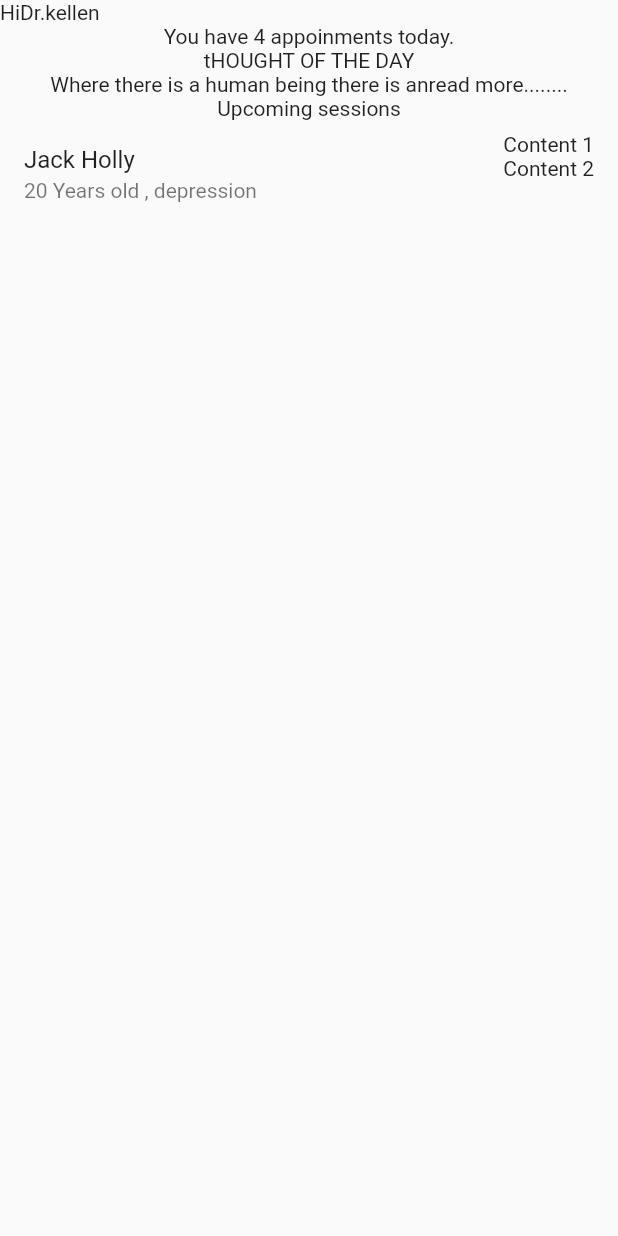
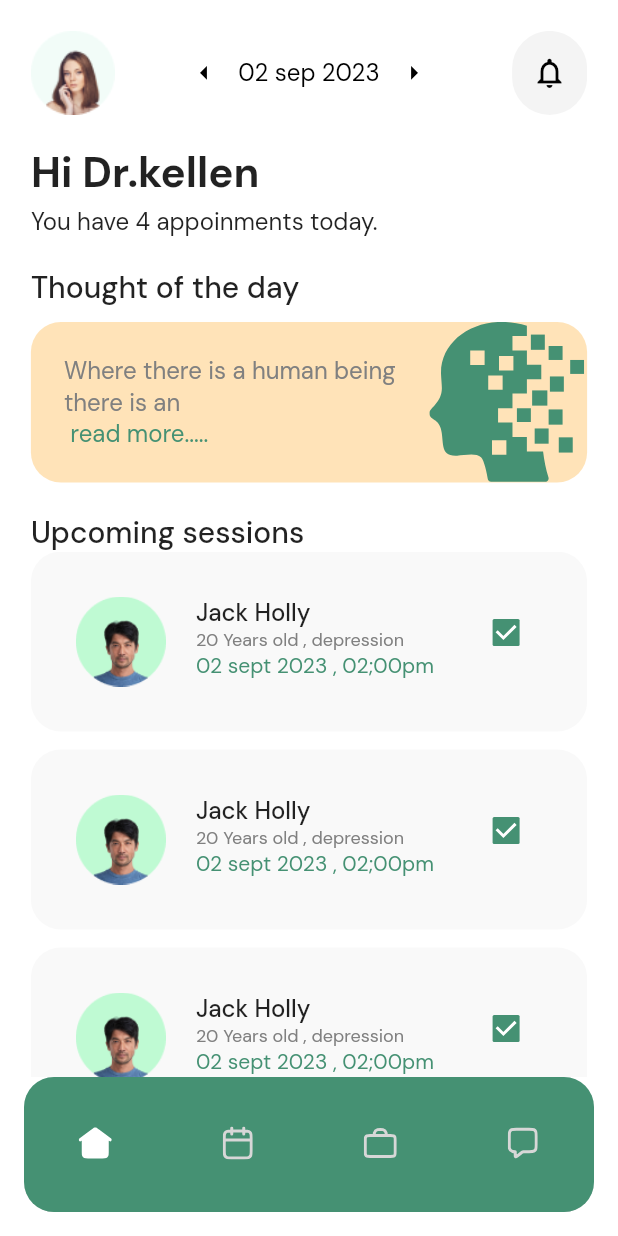
Before and after one commit to NadaAmrr/UI_MentalEdge_Flutter, a Flutter app: the HomeScreen screen opened by its route, on a phone screen of 412 x 824 dp. Run offline on Flutter 3.47's test engine with Material 3 defaults, Android fonts, the phone set to English and light mode, and no system bars; our stand-ins replace flutter_svg.

Commit message:
semi complete main screen

```diff
--- a/lib/main.dart
+++ b/lib/main.dart
@@ -1,5 +1,6 @@
 import 'package:flutter/material.dart';
 import 'package:mentaledge_ui/pages/home.dart';
+import 'package:mentaledge_ui/pages/other/product_screen.dart';
 import 'package:mentaledge_ui/pages/other/splash_screen.dart';
 
 void main() {
@@ -16,10 +17,11 @@ class MyApp extends StatelessWidget {
       theme: ThemeData(
         useMaterial3: false,
       ),
-      initialRoute: SplashScreen.routeName,
+      initialRoute: HomeScreen.routeName,
       routes: {
         HomeScreen.routeName: (context) => const HomeScreen(),
         SplashScreen.routeName: (context) => const SplashScreen(),
+        ProductScreen.routeName: (context) => const ProductScreen(),
       },
     );
   }
--- a/lib/pages/home.dart
+++ b/lib/pages/home.dart
@@ -1,52 +1,75 @@
+import 'package:flutter/material.dart';
+import 'package:flutter_svg/flutter_svg.dart';
+import 'package:mentaledge_ui/pages/tabs/main_tab.dart';
+import 'package:mentaledge_ui/utils/constants.dart';
 
-
-import 'package:flutter/material.dart';
-
-class HomeScreen extends StatelessWidget {
+class HomeScreen extends StatefulWidget {
   static const String routeName = 'home';
   const HomeScreen({super.key});
 
   @override
+  State<HomeScreen> createState() => _HomeScreenState();
+}
+
+class _HomeScreenState extends State<HomeScreen> {
+  int index = 0;
+  @override
   Widget build(BuildContext context) {
-    return Scaffold(
-      body: Column(
-        children: [
-          ///title
-          Row(
-            children: [
-              Text("Hi"),
-              Text("Dr.kellen"),
-            ],
+    return SafeArea(
+      child: Scaffold(
+        backgroundColor: Colors.white,
+        bottomNavigationBar: Container(
+          decoration: BoxDecoration(
+            borderRadius: BorderRadius.circular(20),
           ),
-          ///subtitle
-          Text("You have 4 appoinments today."),
-          ///Head
-          Text("tHOUGHT OF THE DAY"),
-          ///Container
-          Container(
-            child: Wrap(children:[
-              Text("Where there is a human being there is an"),
-              Text("read more........"),
-            ]),
+          height: 90,
+          margin: const EdgeInsets.only(left: 16, right: 16, bottom: 16),
+          child: ClipRRect(
+            borderRadius: BorderRadius.circular(20),
+            child: BottomNavigationBar(
+              type: BottomNavigationBarType.fixed,
+                backgroundColor: Constants.bgMainColor,
+                unselectedItemColor: Constants.icUnSelectColor,
+                selectedItemColor: Constants.bgSecColor,
+                currentIndex: index,
+                onTap: (value) {
+                  index = value;
+                  setState(() {});
+                },
+                showUnselectedLabels: false,
+                showSelectedLabels: false,
+                items: [
+                  BottomNavigationBarItem(
+                      icon: SvgPicture.asset(
+                        '${Constants.svgPath}/ic_home.svg',
+                      ),
+                      label: ""),
+                  BottomNavigationBarItem(
+                      icon: SvgPicture.asset(
+                        '${Constants.svgPath}/ic_calender.svg',
+                      ),
+                      label: ""),
+                  BottomNavigationBarItem(
+                      icon: SvgPicture.asset(
+                        '${Constants.svgPath}/ic_bag.svg',
+                      ),
+                      label: ""),
+                  BottomNavigationBarItem(
+                      icon: SvgPicture.asset(
+                        '${Constants.svgPath}/ic_chat.svg',
+                      ),
+                      label: ""),
+                ]),
           ),
-          ///title of list
-          Text("Upcoming sessions"),
-          ///Listview
-          ListTile(
-            // leading: Image.asset("assets/images/person3.png"),
-            title: Text("Jack Holly"),
-            subtitle: Text("20 Years old , depression"),
-            trailing: Column( // Wrap your content in a Column
-              crossAxisAlignment: CrossAxisAlignment.end, // Align content to the end
-              children: <Widget>[
-                Text('Content 1'),
-                Text('Content 2'),
-                // Add more widgets as needed
-              ],
-            ),
-          )
-        ],
+        ),
+        body: tabs[index],
       ),
     );
   }
+  List<Widget> tabs = [
+    MainTab(),
+    MainTab(),
+    MainTab(),
+    MainTab(),
+  ];
 }
--- /dev/null
+++ b/lib/pages/other/product_screen.dart
@@ -0,0 +1,10 @@
+import 'package:flutter/material.dart';
+class ProductScreen extends StatelessWidget {
+  static const String routeName = 'product';
+  const ProductScreen({super.key});
+
+  @override
+  Widget build(BuildContext context) {
+    return Container();
+  }
+}
--- a/lib/pages/other/splash_screen.dart
+++ b/lib/pages/other/splash_screen.dart
@@ -35,7 +35,7 @@ class SplashScreen extends StatelessWidget {
                     "Mental Edge",
                     style: TextStyle(
                       fontFamily: Constants.fontFamily,
-                      color: Constants.primaryTxtColor,
+                      color: Constants.txtPrimaryColor,
                       fontWeight: Constants.bold,
                       fontSize: Constants.s37,
                     ),
@@ -45,7 +45,7 @@ class SplashScreen extends StatelessWidget {
                     "Healthy life is having a healthy mind so build a healthy mind then the healthy body.",
                     style: TextStyle(
                       fontFamily: Constants.fontFamily,
-                      color: Constants.secTxtColor,
+                      color: Constants.txtSecColor,
                       fontWeight: Constants.regular,
                       fontSize: Constants.s16,
                     ),
@@ -83,7 +83,7 @@ class SplashScreen extends StatelessWidget {
                       decoration: TextDecoration.underline,
                       fontWeight: Constants.regular,
                       fontSize: Constants.s16,
-                      color: Constants.primaryTxtColor,
+                      color: Constants.txtPrimaryColor,
                     ),
                   ),
                 ],
--- /dev/null
+++ b/lib/pages/tabs/main_tab.dart
@@ -0,0 +1,198 @@
+import 'package:flutter/material.dart';
+import 'package:flutter_svg/flutter_svg.dart';
+import 'package:mentaledge_ui/utils/constants.dart';
+import 'package:mentaledge_ui/widgets/session_widget.dart';
+
+class MainTab extends StatelessWidget {
+  const MainTab({Key? key}) : super(key: key);
+
+  @override
+  Widget build(BuildContext context) {
+    double widthScreen = MediaQuery.of(context).size.width;
+    double heightScreen = MediaQuery.of(context).size.width;
+    return Container(
+      padding: EdgeInsets.only(
+          top: heightScreen * 0.05,
+          left: widthScreen * 0.05,
+          right: widthScreen * 0.05),
+      child: Column(
+        crossAxisAlignment: CrossAxisAlignment.start,
+        children: [
+          /// app bar
+          AppBar(
+            backgroundColor: Colors.transparent,
+            elevation: 0,
+            leading: Image.asset("${Constants.imgPath}/person1.png"),
+            title: Row(
+              mainAxisAlignment: MainAxisAlignment.spaceBetween,
+              mainAxisSize: MainAxisSize.min,
+              children: [
+                IconButton(
+                  onPressed: () {},
+                  icon: SvgPicture.asset(
+                    '${Constants.svgPath}/ic_arrow_left.svg',
+                  ),
+                ),
+                Text(
+                  "02 sep 2023",
+                  style: TextStyle(
+                      color: Colors.black,
+                      fontSize: Constants.s16,
+                      fontFamily: Constants.fontFamily,
+                      fontWeight: Constants.regular),
+                ),
+                IconButton(
+                  onPressed: () {},
+                  icon: SvgPicture.asset(
+                    '${Constants.svgPath}/ic_arrow_right.svg',
+                  ),
+                ),
+              ],
+            ),
+            centerTitle: true,
+            actions: [
+              Container(
+                  width: 50,
+                  decoration: BoxDecoration(
+                      borderRadius: BorderRadius.circular(25),
+                      color: Constants.greyColor),
+                  child: Icon(
+                    Icons.notifications_none,
+                    color: Colors.black,
+                    weight: 14,
+                  ))
+            ],
+          ),
+          SizedBox(
+            height: 20,
+          ),
+
+          ///title
+          Row(
+            children: [
+              Text(
+                "Hi ",
+                style: TextStyle(
+                    fontFamily: Constants.fontFamily,
+                    fontSize: Constants.s28,
+                    fontWeight: Constants.bold),
+              ),
+              Text(
+                "Dr.kellen",
+                style: TextStyle(
+                    fontFamily: Constants.fontFamily,
+                    fontSize: Constants.s28,
+                    fontWeight: Constants.bold),
+              ),
+            ],
+          ),
+          SizedBox(
+            height: 5,
+          ),
+
+          ///subtitle
+          Text(
+            "You have 4 appoinments today.",
+            style: TextStyle(
+              fontFamily: Constants.fontFamily,
+              fontSize: Constants.s16,
+              fontWeight: Constants.regular,
+            ),
+            textAlign: TextAlign.right,
+          ),
+          SizedBox(
+            height: 20,
+          ),
+
+          ///Head
+          Text(
+            "Thought of the day",
+            style: TextStyle(
+              fontFamily: Constants.fontFamily,
+              fontSize: Constants.s20,
+              fontWeight: Constants.medium,
+            ),
+          ),
+          SizedBox(
+            height: 10,
+          ),
+          ///Container
+          Stack(
+            children: [
+              Container(
+                width: widthScreen * 0.9,
+                height: heightScreen * 0.26,
+              ),
+              Positioned(
+                bottom: 0,
+                child: Container(
+                  decoration: BoxDecoration(
+                      color: Constants.bgAccentColor,
+                      borderRadius: BorderRadius.circular(20)),
+                  width: widthScreen * 0.9,
+                  child: Container(
+                    margin: EdgeInsets.only(right: widthScreen * 0.25),
+                    padding: EdgeInsets.all(22),
+                    child: Expanded(
+                      child: Wrap(children: [
+                        Text(
+                          "Where there is a human being there is an",
+                          style: TextStyle(
+                              fontWeight: Constants.regular,
+                              fontSize: Constants.s16,
+                              fontFamily: Constants.fontFamily,
+                              color: Constants.txtGreyColor),
+                        ),
+                        Text(" read more.....",
+                            style: TextStyle(
+                                fontWeight: Constants.regular,
+                                fontSize: Constants.s16,
+                                fontFamily: Constants.fontFamily,
+                                color: Constants.txtInfoColor)),
+                      ]),
+                    ),
+                  ),
+                ),
+              ),
+              Positioned(
+                bottom: 0,
+                right: 0,
+                child: SvgPicture.asset(
+                  '${Constants.svgPath}/home.svg',
+                  height: heightScreen * 0.26,
+                  width: widthScreen * 0.26,
+                ),
+              ),
+            ],
+          ),
+          SizedBox(
+            height: 20,
+          ),
+          ///title of list
+          Text(
+            "Upcoming sessions",
+            style: TextStyle(
+              fontFamily: Constants.fontFamily,
+              fontSize: Constants.s20,
+              fontWeight: Constants.medium,
+            ),
+          ),
+          // SizedBox(
+          //   height: 20,
+          // ),
+          ///Listview
+          Expanded(
+            child: ListView.separated(
+              itemBuilder: (context, index) {
+                return SessionWidget();
+              },
+              itemCount: 4, separatorBuilder: (BuildContext context, int index) {
+                return SizedBox(height: 12,);
+            },
+            ),
+          ),
+        ],
+      ),
+    );
+  }
+}
--- a/lib/utils/constants.dart
+++ b/lib/utils/constants.dart
@@ -8,11 +8,16 @@ class Constants {
   static const String svgPath = "assets/svg";
   static const Color bgPrimaryColor = Color(0xffffffff);
   static const Color bgSecColor = Color(0xff37715B);
+  static const Color bgMainColor = Color(0xff459173);
   static const Color bgAccentColor = Color(0xffFFE3B8);
+  static const Color bgGreyColor = Color(0xffF9F9F9);
+  static const Color greyColor = Color(0xffF4F4F4);
+  static const Color icUnSelectColor = Color(0xffF4F4F4);
   ///
-  static const Color primaryTxtColor = Color(0xffffffff);
-  static const Color secTxtColor = Color(0xffE2E2E2);
-  static const Color infoTxtColor = Color(0xff459173);
+  static const Color txtPrimaryColor = Color(0xffffffff);
+  static const Color txtSecColor = Color(0xffE2E2E2);
+  static const Color txtGreyColor = Color(0xff808080);
+  static const Color txtInfoColor = Color(0xff459173);
   /// Font
   static const String fontFamily = "DM Sans";
   static const FontWeight light = FontWeight.w300;
--- /dev/null
+++ b/lib/widgets/session_widget.dart
@@ -0,0 +1,71 @@
+import 'package:flutter/material.dart';
+import 'package:mentaledge_ui/utils/constants.dart';
+
+class SessionWidget extends StatelessWidget {
+  const SessionWidget({super.key});
+  @override
+  Widget build(BuildContext context) {
+    return Container(
+        // height: 300,
+        decoration: BoxDecoration(
+          borderRadius: BorderRadius.circular(20),
+          color: Constants.bgGreyColor,
+        ),
+        padding: EdgeInsets.all(30),
+        child: Row(
+          mainAxisAlignment: MainAxisAlignment.spaceBetween,
+          crossAxisAlignment: CrossAxisAlignment.start,
+          children: [
+            Image.asset(
+              "${Constants.imgPath}/person2.png",
+              width: 60,
+              height: 60,
+            ),
+            SizedBox(
+              width: 20,
+            ),
+            Expanded(
+              child: Container(
+                child: Column(
+                  mainAxisAlignment: MainAxisAlignment.spaceBetween,
+                  crossAxisAlignment: CrossAxisAlignment.start,
+                  children: [
+                    Text(
+                      "Jack Holly",
+                      style: TextStyle(
+                        fontFamily: Constants.fontFamily,
+                        fontSize: Constants.s16,
+                        fontWeight: Constants.medium,
+                      ),
+                    ),
+                    Text(
+                      "20 Years old , depression",
+                      style: TextStyle(
+                        color: Constants.txtGreyColor,
+                        fontFamily: Constants.fontFamily,
+                        fontSize: Constants.s12,
+                        fontWeight: Constants.regular,
+                      ),
+                    ),
+                    Text(
+                      "02 sept 2023 , 02;00pm",
+                      style: TextStyle(
+                        color: Constants.txtInfoColor,
+                        fontFamily: Constants.fontFamily,
+                        fontSize: Constants.s14,
+                        fontWeight: Constants.regular,
+                      ),
+                    ),
+                  ],
+                ),
+              ),
+            ),
+            Checkbox(
+              value: true,
+              onChanged: (newBool) {},
+              activeColor: Constants.bgMainColor,
+            ),
+          ],
+        ));
+  }
+}
```
Also changed, not shown: assets/svg/ic_arrow_left.svg (added), assets/svg/ic_arrow_right.svg (added), assets/svg/ic_bag.svg (added), assets/svg/ic_calender.svg (added), assets/svg/ic_chat.svg (added), assets/svg/ic_home.svg (added).
